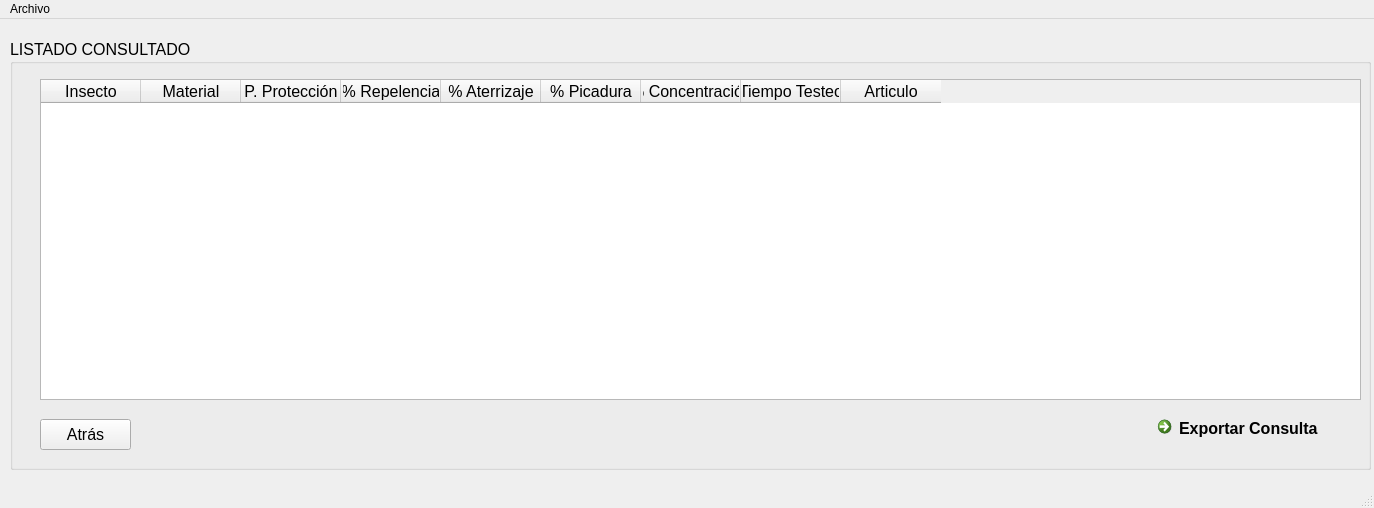
First picture: the form in listar_insectomaterial.ui, repository JudaCol/Repelac, before the edit.
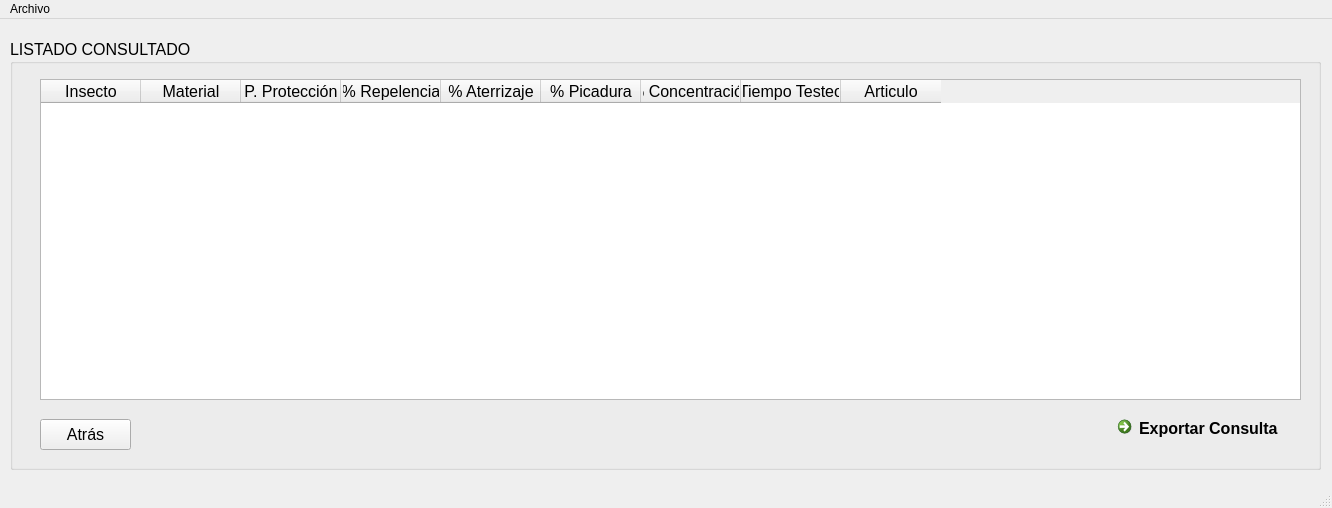
Second picture: the form after the edit.

Commit message: Redimensión de vista en "actualiza_insectomaterial" y "lista_insectomaterial"

What changed in the file:
```diff
--- a/listar_insectomaterial.ui
+++ b/listar_insectomaterial.ui
@@ -6,7 +6,7 @@
    <rect>
     <x>0</x>
     <y>0</y>
-    <width>1374</width>
+    <width>1332</width>
     <height>508</height>
    </rect>
   </property>
@@ -19,7 +19,7 @@
      <rect>
       <x>10</x>
       <y>20</y>
-      <width>1361</width>
+      <width>1311</width>
       <height>431</height>
      </rect>
     </property>
@@ -39,7 +39,7 @@
       <rect>
        <x>30</x>
        <y>40</y>
-       <width>1321</width>
+       <width>1261</width>
        <height>321</height>
       </rect>
      </property>
@@ -123,7 +123,7 @@
     <widget class="QCommandLinkButton" name="commandLinkButton">
      <property name="geometry">
       <rect>
-       <x>1140</x>
+       <x>1100</x>
        <y>370</y>
        <width>185</width>
        <height>41</height>
@@ -140,7 +140,7 @@
     <rect>
      <x>0</x>
      <y>0</y>
-     <width>1374</width>
+     <width>1332</width>
      <height>21</height>
     </rect>
    </property>
```
The commit also changes 3 other files.
